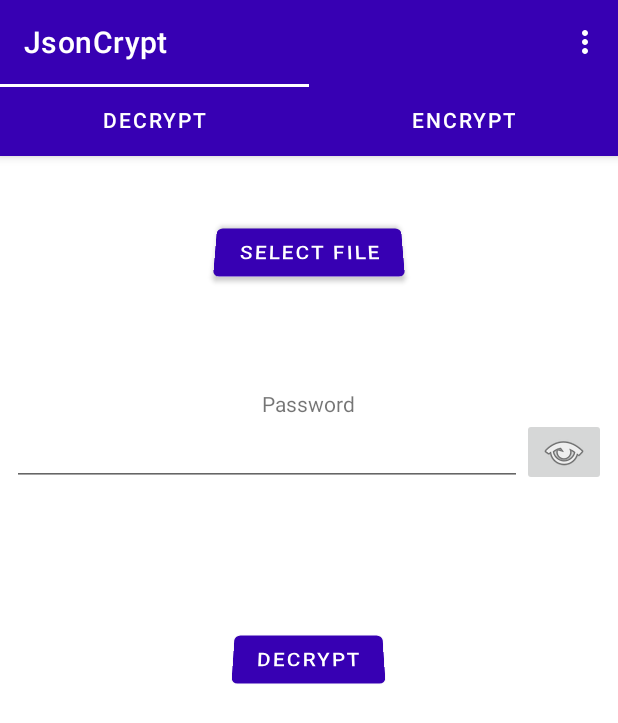
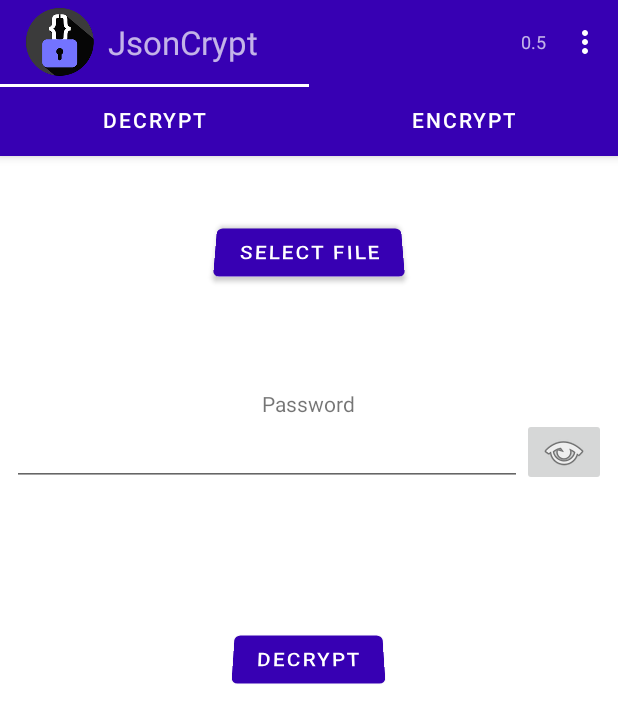
Before and after one commit to whirledsol/JsonCryptApp, an Android app: the screen it shows after launch (MainActivity), on a phone screen of 412 x 824 dp. Shown: the top 723 px of the screen. Run offline under Robolectric (Android 15) with nearby library versions, the phone set to English and light mode, and no system bars.

Commit message:
working on toolbar...in fail state

```diff
--- a/app/build.gradle
+++ b/app/build.gradle
@@ -13,7 +13,6 @@ android {
         targetSdkVersion 33
         versionCode 5
         versionName "0.5"
-
         testInstrumentationRunner "androidx.test.runner.AndroidJUnitRunner"
     }
 
--- a/app/src/main/java/me/whirledsol/jsoncrypt/JsonCryptActivity.kt
+++ b/app/src/main/java/me/whirledsol/jsoncrypt/JsonCryptActivity.kt
@@ -4,6 +4,7 @@ import android.os.Bundle
 import android.os.CountDownTimer
 import android.view.Menu
 import android.view.MenuItem
+import android.widget.TextView
 import android.widget.Toast
 import androidx.appcompat.app.AlertDialog
 import androidx.appcompat.app.AppCompatActivity
@@ -15,6 +16,7 @@ abstract class JsonCryptActivity : AppCompatActivity(){
     private var TIMEOUT_WARNING_DURATION: Long = 1*60*1000  //1 min
 
     private lateinit var _timer : CountDownTimer
+    private lateinit var _text_version : TextView
 
     override fun onCreate(savedInstanceState: Bundle?) {
         super.onCreate(savedInstanceState)
@@ -32,6 +34,14 @@ abstract class JsonCryptActivity : AppCompatActivity(){
             }
         }
     }
+
+    fun onCreateActionBar(){
+        //setup elements in action bar
+        if(this.actionBar == null) setSupportActionBar(findViewById(R.id.toolbar))
+        _text_version = findViewById<TextView>(R.id.toolbar_text_version)
+        _text_version.text = BuildConfig.VERSION_NAME
+    }
+
     override fun onCreateOptionsMenu(menu: Menu): Boolean {
         // Inflate the menu; this adds items to the action bar if it is present.
         menuInflater.inflate(R.menu.menu_main, menu)
--- a/app/src/main/java/me/whirledsol/jsoncrypt/MainActivity.kt
+++ b/app/src/main/java/me/whirledsol/jsoncrypt/MainActivity.kt
@@ -23,7 +23,7 @@ class MainActivity : JsonCryptActivity() {
     override fun onCreate(savedInstanceState: Bundle?) {
         super.onCreate(savedInstanceState)
         setContentView(R.layout.activity_main)
-        setSupportActionBar(findViewById(R.id.toolbar)) //must be on first activity only
+        onCreateActionBar()
 
         // set the references of the declared objects above
         _pager = findViewById(R.id.pager)
--- a/app/src/main/java/me/whirledsol/jsoncrypt/ResultActivity.kt
+++ b/app/src/main/java/me/whirledsol/jsoncrypt/ResultActivity.kt
@@ -25,6 +25,7 @@ class ResultActivity : JsonCryptActivity() {
     override fun onCreate(savedInstanceState: Bundle?) {
         super.onCreate(savedInstanceState)
         setContentView(R.layout.content_result)
+        onCreateActionBar()
 
         val json: String? = intent.extras?.getString("json")
         try {
--- a/app/src/main/res/layout/activity_main.xml
+++ b/app/src/main/res/layout/activity_main.xml
@@ -5,31 +5,7 @@
     android:layout_width="match_parent"
     android:layout_height="match_parent"
     tools:context=".MainActivity">
-
-    <com.google.android.material.appbar.AppBarLayout
-        android:layout_width="match_parent"
-        android:layout_height="wrap_content"
-        android:theme="@style/Theme.JsonCrypt.AppBarOverlay">
-
-        <androidx.appcompat.widget.Toolbar
-            android:id="@+id/toolbar"
-            android:layout_width="match_parent"
-            android:layout_height="?attr/actionBarSize"
-            android:background="?attr/colorPrimary"
-            app:popupTheme="@style/Theme.JsonCrypt.PopupOverlay" />
-
-        <com.google.android.material.tabs.TabLayout
-            android:id="@+id/tabs"
-            android:layout_width="match_parent"
-            android:layout_height="wrap_content"
-            app:tabBackground="?attr/colorPrimary"
-            app:tabGravity="fill"
-            app:tabMode="fixed"
-            app:tabIndicatorColor="#00000000"
-            app:tabIndicatorGravity="top"
-            app:tabTextColor="@android:color/white" />
-    </com.google.android.material.appbar.AppBarLayout>
-
+    <include layout="@layout/toolbar" />
     <include layout="@layout/content_main" />
 
 </androidx.coordinatorlayout.widget.CoordinatorLayout>
--- a/app/src/main/res/layout/activity_result.xml
+++ b/app/src/main/res/layout/activity_result.xml
@@ -6,19 +6,7 @@
     android:layout_height="match_parent"
     tools:context=".ResultActivity">
 
-    <com.google.android.material.appbar.AppBarLayout
-        android:layout_width="match_parent"
-        android:layout_height="wrap_content"
-        android:theme="@style/Theme.JsonCrypt.AppBarOverlay">
-
-        <androidx.appcompat.widget.Toolbar
-            android:id="@+id/toolbar"
-            android:layout_width="match_parent"
-            android:layout_height="?attr/actionBarSize"
-            android:background="?attr/colorPrimary"
-            app:popupTheme="@style/Theme.JsonCrypt.PopupOverlay" />
-    </com.google.android.material.appbar.AppBarLayout>
-
+    <include layout="@layout/toolbar" />
     <include layout="@layout/content_result" />
 
 </androidx.coordinatorlayout.widget.CoordinatorLayout>
--- /dev/null
+++ b/app/src/main/res/layout/toolbar.xml
@@ -0,0 +1,55 @@
+<?xml version="1.0" encoding="utf-8"?>
+<com.google.android.material.appbar.AppBarLayout
+    xmlns:android="http://schemas.android.com/apk/res/android"
+    xmlns:app="http://schemas.android.com/apk/res-auto"
+    xmlns:tools="http://schemas.android.com/tools"
+    android:layout_width="match_parent"
+    android:layout_height="wrap_content"
+    android:theme="@style/Theme.JsonCrypt.AppBarOverlay">
+
+    <androidx.appcompat.widget.Toolbar
+        android:id="@+id/toolbar"
+        android:layout_width="match_parent"
+        android:layout_height="?attr/actionBarSize"
+        android:background="?attr/colorPrimary"
+        app:logo="@mipmap/ic_launcher"
+        app:popupTheme="@style/Theme.JsonCrypt.PopupOverlay">
+        <RelativeLayout
+            android:layout_width="match_parent"
+            android:layout_height="match_parent"
+            android:layout_margin="8dp"
+            android:orientation="horizontal"
+            >
+            <TextView
+                android:id="@+id/toolbar_text_title"
+                android:layout_width="wrap_content"
+                android:layout_height="wrap_content"
+                android:text="@string/app_name"
+                android:textSize="22sp"
+                android:paddingLeft="8dp"
+                android:layout_centerVertical="true"
+                />
+
+            <TextView
+                android:id="@+id/toolbar_text_version"
+                android:layout_width="wrap_content"
+                android:layout_height="wrap_content"
+                android:layout_alignParentRight="true"
+                android:layout_centerVertical="true"
+                android:textSize="12sp"
+                android:text="" />
+        </RelativeLayout>
+    </androidx.appcompat.widget.Toolbar>
+    <!-- Right most ImageView -->
+
+    <com.google.android.material.tabs.TabLayout
+        android:id="@+id/tabs"
+        android:layout_width="match_parent"
+        android:layout_height="wrap_content"
+        app:tabBackground="?attr/colorPrimary"
+        app:tabGravity="fill"
+        app:tabMode="fixed"
+        app:tabIndicatorColor="#00000000"
+        app:tabIndicatorGravity="top"
+        app:tabTextColor="@android:color/white" />
+</com.google.android.material.appbar.AppBarLayout>
```
